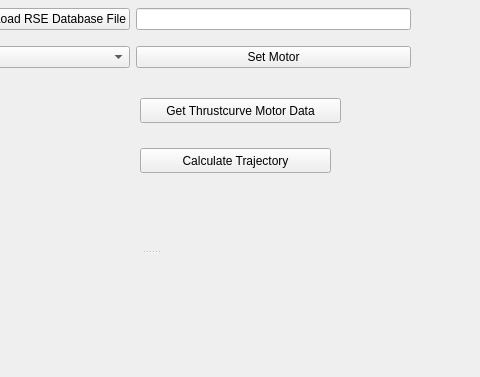
Qt form gui/MainWindow.ui (qtrocket/qtrocket) before a commit; both pictures show x 366 to 846 and y 317 to 694 of the 1031 by 694 pixel window.
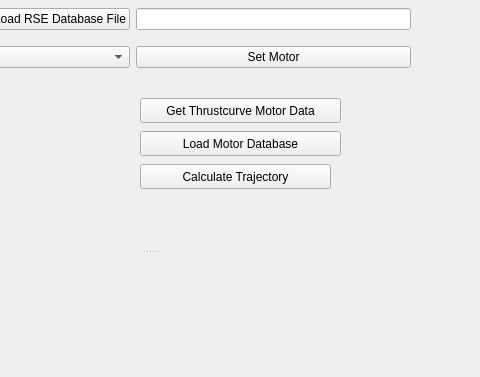
The same form after that commit. Icons and pictures are not drawn. Custom widgets are drawn as their Qt base class.

Commit message:
Implement motor database load; wire save/load into CLI and GUI
- Implement MotorModelDatabase::loadMotorDatabase, mirroring saveMotorDatabase
- Fix two save-side gaps needed for a faithful round trip: persist propWeight,
  and accept CertOrg full names in toEnum() so str()/toEnum() round-trips
- CLI: add savedb / loaddb commands
- GUI: add "Load Motor Database" button below "Get Thrustcurve Motor Data";
  repopulate the engine selector from the database via a shared helper
- Add enum and save/load round-trip tests (integration_tests)

What changed in the file:
```diff
--- a/gui/MainWindow.ui
+++ b/gui/MainWindow.ui
@@ -65,7 +65,7 @@
        <property name="geometry">
         <rect>
          <x>240</x>
-         <y>440</y>
+         <y>456</y>
          <width>191</width>
          <height>25</height>
         </rect>
@@ -217,6 +217,19 @@
         <string>Get Thrustcurve Motor Data</string>
        </property>
       </widget>
+      <widget class="QPushButton" name="loadMotorDatabase_btn">
+       <property name="geometry">
+        <rect>
+         <x>240</x>
+         <y>423</y>
+         <width>201</width>
+         <height>25</height>
+        </rect>
+       </property>
+       <property name="text">
+        <string>Load Motor Database</string>
+       </property>
+      </widget>
      </widget>
     </widget>
     <widget class="QCustomPlot" name="plotWindow" native="true"/>
```
The commit also changes 7 other files.
